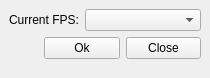
First picture: the form in ui/main.ui, repository iceanimations/mayaStartup, before the edit.
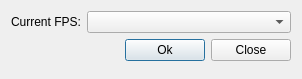
Second picture: the form after the edit.

Commit message: QMainWindow changed to QDialog

What changed in the file:
```diff
--- a/ui/main.ui
+++ b/ui/main.ui
@@ -1,19 +1,18 @@
 <?xml version="1.0" encoding="UTF-8"?>
 <ui version="4.0">
- <class>MainWindow</class>
- <widget class="QMainWindow" name="MainWindow">
+ <class>Dialog</class>
+ <widget class="QDialog" name="Dialog">
   <property name="geometry">
    <rect>
     <x>0</x>
     <y>0</y>
-    <width>210</width>
-    <height>78</height>
+    <width>302</width>
+    <height>79</height>
    </rect>
   </property>
   <property name="windowTitle">
    <string>Set FPS</string>
   </property>
-  <widget class="QWidget" name="centralwidget">
    <layout class="QVBoxLayout" name="verticalLayout">
     <item>
      <layout class="QHBoxLayout" name="horizontalLayout_2">
@@ -87,13 +86,12 @@
       <property name="sizeHint" stdset="0">
        <size>
         <width>20</width>
-        <height>40</height>
+       <height>0</height>
        </size>
       </property>
      </spacer>
     </item>
    </layout>
-  </widget>
  </widget>
  <resources/>
  <connections>
```
Left out of the diff: 21 changed lines with no effect on the pictures. Lines whose indentation alone changed are shown as unchanged. The commit also changes 2 other files.
